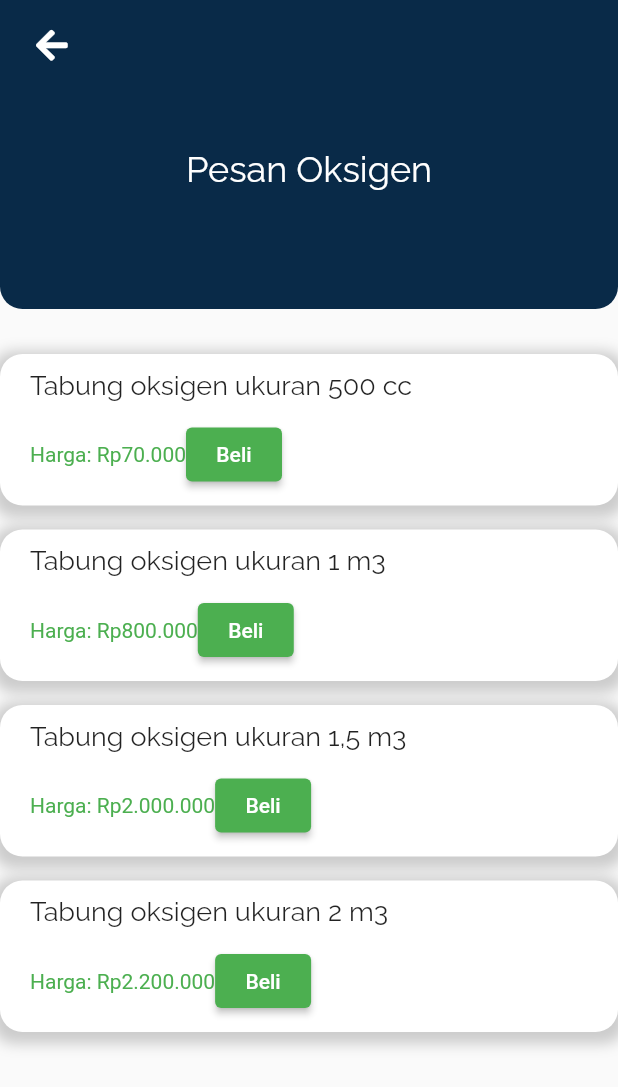
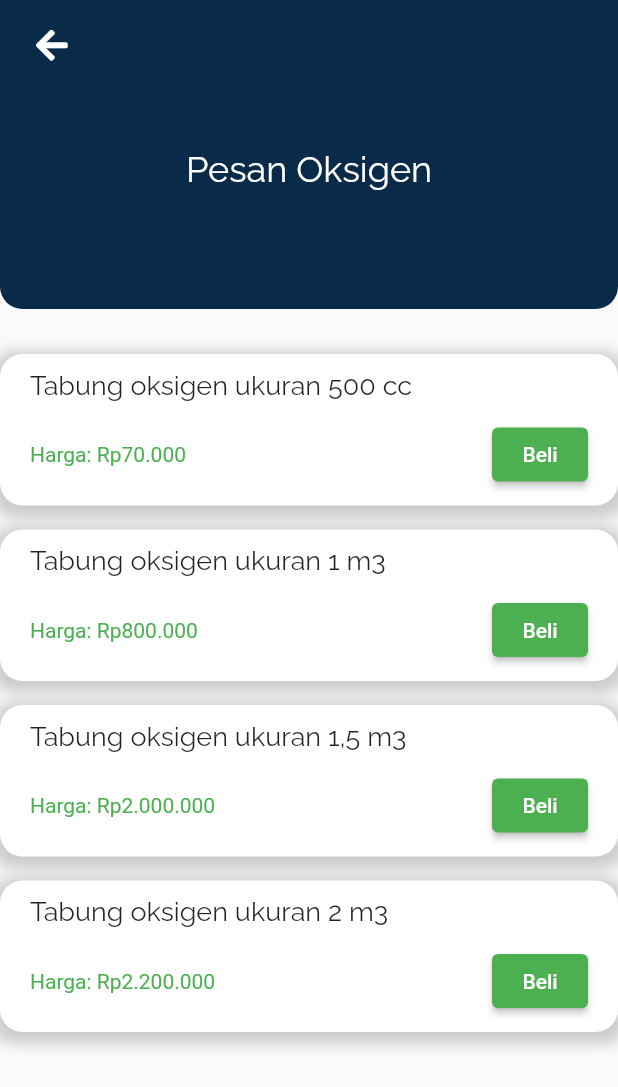
Before and after one commit to yusufkarbackk/yo2urs, a Flutter app: the screen it shows once a user with an empty profile is signed in, after a tap on "Beli oksigen dari rumah!", on a phone screen of 412 x 824 dp. Shown: the top 1087 px of the screen. Run offline on Flutter 3.47's test engine with Material 2 defaults, Android fonts, the phone set to English and light mode, and no system bars; our stand-ins replace another_flushbar, cloud_firestore, email_validator, firebase_auth, firebase_core, flutter_spinkit and 2 more; accounts and stored records are empty.

Commit message:
app selesai

```diff
--- a/lib/main.dart
+++ b/lib/main.dart
@@ -18,6 +18,7 @@ class MyApp extends StatelessWidget {
       value: FirebaseAuth.instance.authStateChanges(),
       initialData: FirebaseAuth.instance.currentUser,
       child: MaterialApp(
+        debugShowCheckedModeBanner: false,
         title: 'Flutter Demo',
         theme: ThemeData(
           primarySwatch: Colors.blue,
--- a/lib/models/Transaction.dart
+++ b/lib/models/Transaction.dart
@@ -8,6 +8,7 @@ class YoursTransaction {
   final int? phone;
   final int price;
   final String address;
+  final bool isOxygen;
 
   YoursTransaction(
       {required this.userId,
@@ -16,5 +17,6 @@ class YoursTransaction {
       required this.email,
       required this.phone,
       required this.price,
-      required this.address});
+      required this.address,
+      required this.isOxygen});
 }
--- a/lib/screens/CheckoutScreen.dart
+++ b/lib/screens/CheckoutScreen.dart
@@ -162,7 +162,8 @@ class _CheckoutScreenState extends State<CheckoutScreen> {
                                     price: widget.isOxygen
                                         ? widget.oxygen!.price
                                         : widget.medicine!.price,
-                                    address: addressController.text);
+                                    address: addressController.text,
+                                    isOxygen: widget.isOxygen);
 
                                 var result =
                                     await TransactionServices.storeTransaction(
@@ -182,7 +183,7 @@ class _CheckoutScreenState extends State<CheckoutScreen> {
                                   Navigator.push(
                                       context,
                                       MaterialPageRoute(
-                                          builder: (context) => HomeScreen(id: user.uid,)));
+                                          builder: (context) => HomeScreen()));
                                   Flushbar(
                                     duration: Duration(seconds: 5),
                                     flushbarPosition: FlushbarPosition.TOP,
--- a/lib/screens/HomeScreen.dart
+++ b/lib/screens/HomeScreen.dart
@@ -1,9 +1,6 @@
 part of 'Screens.dart';
 
 class HomeScreen extends StatefulWidget {
-  final String id;
-  const HomeScreen({Key? key, required this.id}) : super(key: key);
-
   @override
   _HomeScreenState createState() => _HomeScreenState();
 }
@@ -88,7 +85,6 @@ class _HomeScreenState extends State<HomeScreen> {
                                     color: Colors.red,
                                   ),
                                   child: Center(
-                                    //TODO: DYNAMIC SHOP ITEMS
                                     child: StreamBuilder<QuerySnapshot>(
                                       stream:
                                           TransactionServices.getTransactions(
@@ -110,10 +106,18 @@ class _HomeScreenState extends State<HomeScreen> {
                               ],
                             ),
                           ),
-                          FaIcon(
-                            FontAwesomeIcons.user,
-                            color: Colors.white,
-                            size: 28,
+                          GestureDetector(
+                            onTap: () {
+                              Navigator.push(
+                                  context,
+                                  MaterialPageRoute(
+                                      builder: (context) => ProfileScreen()));
+                            },
+                            child: FaIcon(
+                              FontAwesomeIcons.user,
+                              color: Colors.white,
+                              size: 28,
+                            ),
                           )
                         ],
                       ),
@@ -123,6 +127,10 @@ class _HomeScreenState extends State<HomeScreen> {
                 ActivityWidget(
                     child: Row(
                       children: [
+                        Container(
+                            height: 80,
+                            width: 80,
+                            child: Image.asset('images/oxygen-logo.png')),
                         Expanded(
                           child: Column(
                             mainAxisAlignment: MainAxisAlignment.spaceAround,
@@ -146,6 +154,10 @@ class _HomeScreenState extends State<HomeScreen> {
                 ActivityWidget(
                     child: Row(
                       children: [
+                        Container(
+                            height: 80,
+                            width: 80,
+                            child: Image.asset('images/medicine-logo.png')),
                         Expanded(
                           child: Column(
                             mainAxisAlignment: MainAxisAlignment.spaceAround,
--- a/lib/screens/OxygenOrderScreen.dart
+++ b/lib/screens/OxygenOrderScreen.dart
@@ -56,6 +56,8 @@ class OxygenOrderScreen extends StatelessWidget {
                                       height: 12,
                                     ),
                                     Row(
+                                      mainAxisAlignment:
+                                          MainAxisAlignment.spaceBetween,
                                       children: [
                                         Text(
                                             'Harga: ' +
--- a/lib/screens/Screens.dart
+++ b/lib/screens/Screens.dart
@@ -20,4 +20,5 @@ part 'Wrapper.dart';
 part 'MedicineOrderScreen.dart';
 part 'OxygenOrderScreen.dart';
 part 'CheckoutScreen.dart';
+part 'ProfileScreen.dart';
 part 'TransactionCartScreen.dart';
--- a/lib/screens/WelcomeScreen.dart
+++ b/lib/screens/WelcomeScreen.dart
@@ -1,8 +1,6 @@
 part of 'Screens.dart';
 
 class WelcomScreen extends StatelessWidget {
-  const WelcomScreen({Key? key}) : super(key: key);
-
   @override
   Widget build(BuildContext context) {
     return SafeArea(
@@ -13,8 +11,9 @@ class WelcomScreen extends StatelessWidget {
         children: [
           Center(
             child: Container(
-              child: Text("Yo2rs",
-                  style: kMainText.copyWith(color: Colors.white, fontSize: 36)),
+              width: 200,
+              height: 200,
+              child: Image.asset('images/yours-logo-white.png')
             ),
           ),
           Container(
--- a/lib/screens/Wrapper.dart
+++ b/lib/screens/Wrapper.dart
@@ -7,12 +7,6 @@ class Wrapper extends StatelessWidget {
   Widget build(BuildContext context) {
     User? user = Provider.of<User?>(context);
 
-    if (user == null) {
-      return WelcomScreen();
-    } else {
-      return HomeScreen(
-        id: user.uid,
-      );
-    }
+    return (user == null) ? WelcomScreen() : HomeScreen();
   }
 }
--- a/lib/services/Services.dart
+++ b/lib/services/Services.dart
@@ -1,6 +1,8 @@
 import 'package:firebase_auth/firebase_auth.dart';
 import 'package:yo2urs/models/Models.dart';
 import 'package:cloud_firestore/cloud_firestore.dart';
+import 'package:flutter/material.dart';
+import 'package:yo2urs/screens/Screens.dart';
 
 part 'AuthServices.dart';
 part 'UserServices.dart';
--- a/lib/services/TransactionServices.dart
+++ b/lib/services/TransactionServices.dart
@@ -14,7 +14,8 @@ class TransactionServices {
         'email': transaction.email,
         'phone': transaction.phone,
         'price': transaction.price,
-        'address': transaction.address
+        'address': transaction.address,
+        'isOxygen': transaction.isOxygen
       });
 
       return StoreTransactionResult(message: null);
@@ -24,7 +25,6 @@ class TransactionServices {
   }
 
   static Stream<QuerySnapshot> getTransactions(String userId) {
-    List<YoursTransaction> transactions = [];
     Stream<QuerySnapshot> result =
         _transactionCollection.where('userId', isEqualTo: userId).snapshots();
 
--- a/pubspec.yaml
+++ b/pubspec.yaml
@@ -29,6 +29,7 @@ dependencies:
   email_validator: ^2.0.1
   firebase_auth: ^2.0.0
   firebase_core: ^1.3.0
+  flutter_launcher_icons: ^0.9.0
   flutter_spinkit: ^5.0.0
   font_awesome_flutter: ^9.1.0
   google_fonts: ^2.1.0
@@ -48,8 +49,8 @@ flutter:
   # the material Icons class.
   uses-material-design: true
   # To add assets to your application, add an assets section, like this:
-  # assets:
-  #   - images/a_dot_burr.jpeg
+  assets:
+    - images/
   #   - images/a_dot_ham.jpeg
   # An image asset can refer to one or more resolution-specific "variants", see
   # https://flutter.dev/assets-and-images/#resolution-aware.
```
Also changed, not shown: lib/screens/LoginScreen.dart (+6 -8 lines), lib/screens/ProfileScreen.dart (added, +77 -0 lines), lib/screens/SignUpScreen.dart (+6 -6 lines), lib/screens/TransactionCartScreen.dart (+16 -2 lines), lib/services/AuthServices.dart (+13 -0 lines), images/medicine-logo.png (added), images/oxygen-logo.png (added), images/yours-logo-white.png (added), images/yours-logo.png (added), pubspec.lock, 8 other files.
